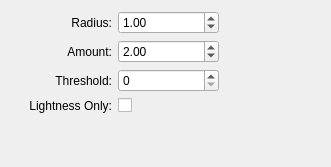
The window that plugins/filters/unsharp/wdgunsharp.ui (KDE/krita) describes before a commit, drawn with Qt 5.
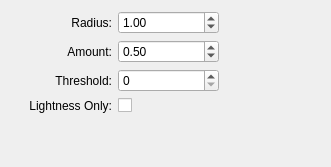
The same window after the commit. Custom widgets are drawn as their Qt base class.

Commit message:
Compare using >= instead of > for threshold
Also et the defaults of the unsharp mask filter to match photoshop
Note: photoshop's amount 200 is our amount 2.

BUG:375289

What changed in the file:
```diff
--- a/plugins/filters/unsharp/wdgunsharp.ui
+++ b/plugins/filters/unsharp/wdgunsharp.ui
@@ -87,7 +87,7 @@
       <double>0.100000000000000</double>
      </property>
      <property name="value">
-      <double>2.000000000000000</double>
+      <double>0.500000000000000</double>
      </property>
     </widget>
    </item>
```
The commit also changes 1 other file.
